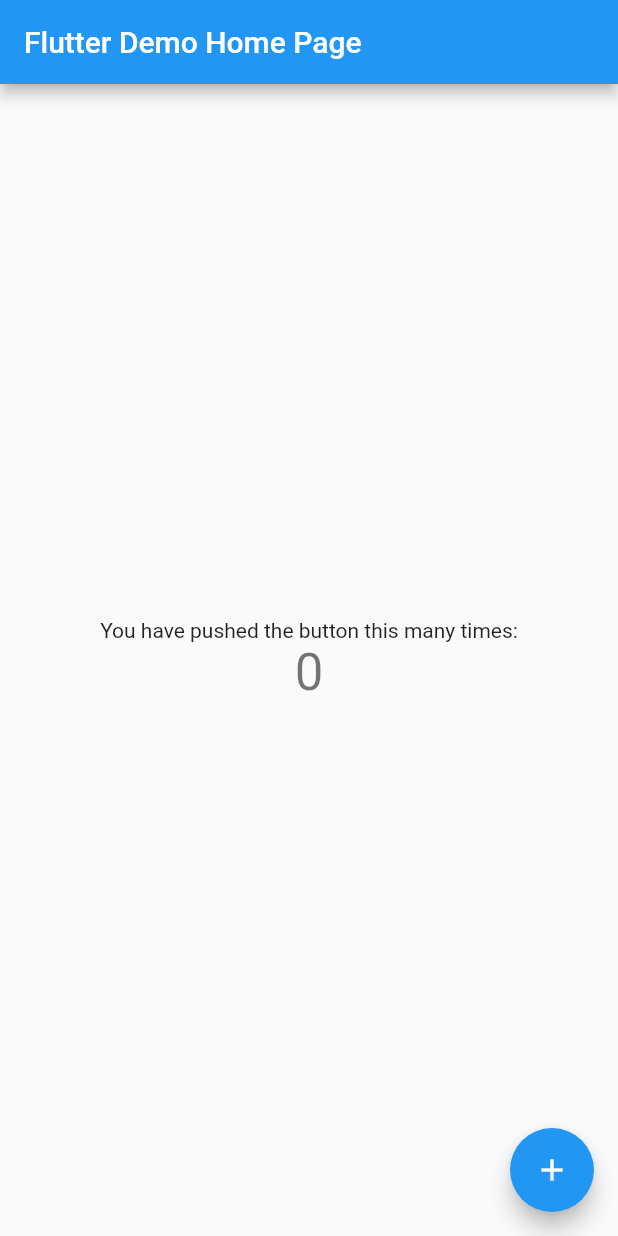
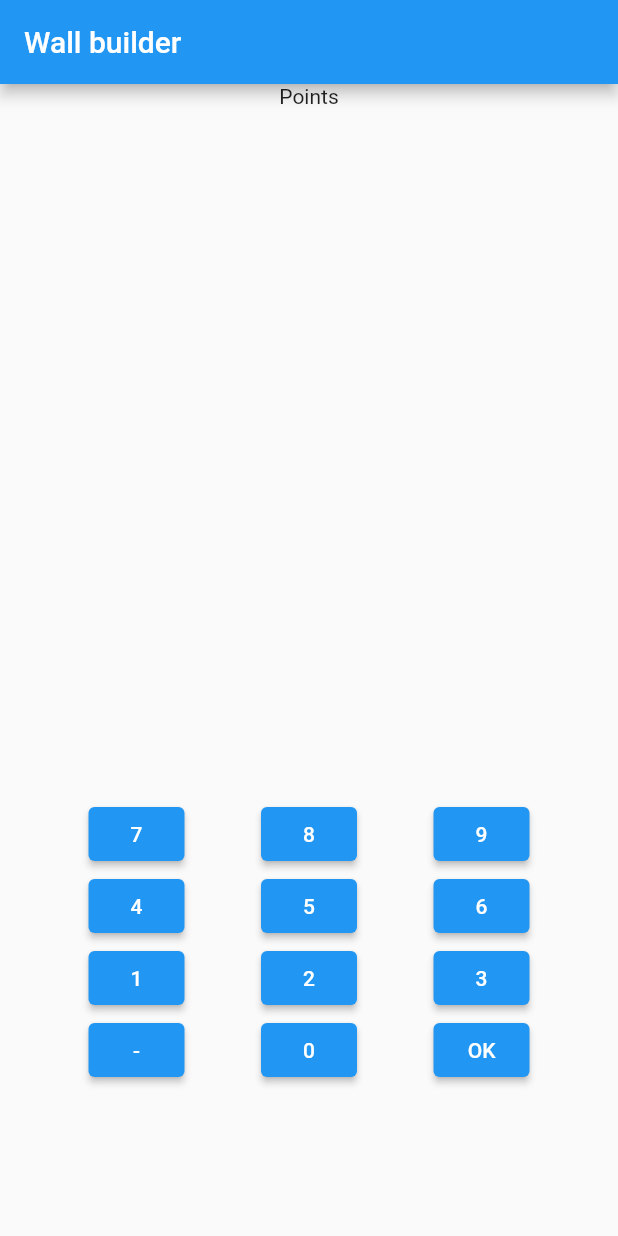
Before and after one commit to jmewes/mc_calculator, a Flutter app: the screen it shows after launch, on a phone screen of 412 x 824 dp. Run offline on Flutter 3.47's test engine with Material 2 defaults, Android fonts, the phone set to English and light mode, and no system bars.

Commit message:
Add keyboard layout

```diff
--- a/analysis_options.yaml
+++ /dev/null
@@ -1,29 +0,0 @@
-# This file configures the analyzer, which statically analyzes Dart code to
-# check for errors, warnings, and lints.
-#
-# The issues identified by the analyzer are surfaced in the UI of Dart-enabled
-# IDEs (https://dart.dev/tools#ides-and-editors). The analyzer can also be
-# invoked from the command line by running `flutter analyze`.
-
-# The following line activates a set of recommended lints for Flutter apps,
-# packages, and plugins designed to encourage good coding practices.
-include: package:flutter_lints/flutter.yaml
-
-linter:
-  # The lint rules applied to this project can be customized in the
-  # section below to disable rules from the `package:flutter_lints/flutter.yaml`
-  # included above or to enable additional rules. A list of all available lints
-  # and their documentation is published at
-  # https://dart-lang.github.io/linter/lints/index.html.
-  #
-  # Instead of disabling a lint rule for the entire project in the
-  # section below, it can also be suppressed for a single line of code
-  # or a specific dart file by using the `// ignore: name_of_lint` and
-  # `// ignore_for_file: name_of_lint` syntax on the line or in the file
-  # producing the lint.
-  rules:
-    # avoid_print: false  # Uncomment to disable the `avoid_print` rule
-    # prefer_single_quotes: true  # Uncomment to enable the `prefer_single_quotes` rule
-
-# Additional information about this file can be found at
-# https://dart.dev/guides/language/analysis-options
--- a/lib/main.dart
+++ b/lib/main.dart
@@ -1,4 +1,5 @@
 import 'package:flutter/material.dart';
+import 'package:minecraft_calculator/widgets/numeric_keyboard.dart';
 
 void main() {
   runApp(const MyApp());
@@ -7,109 +8,42 @@
 class MyApp extends StatelessWidget {
   const MyApp({Key? key}) : super(key: key);
 
-  // This widget is the root of your application.
   @override
   Widget build(BuildContext context) {
     return MaterialApp(
-      title: 'Flutter Demo',
+      title: 'MC Calculator',
       theme: ThemeData(
-        // This is the theme of your application.
-        //
-        // Try running your application with "flutter run". You'll see the
-        // application has a blue toolbar. Then, without quitting the app, try
-        // changing the primarySwatch below to Colors.green and then invoke
-        // "hot reload" (press "r" in the console where you ran "flutter run",
-        // or simply save your changes to "hot reload" in a Flutter IDE).
-        // Notice that the counter didn't reset back to zero; the application
-        // is not restarted.
         primarySwatch: Colors.blue,
       ),
-      home: const MyHomePage(title: 'Flutter Demo Home Page'),
+      home: const WallBuilderPage(),
     );
   }
 }
 
-class MyHomePage extends StatefulWidget {
-  const MyHomePage({Key? key, required this.title}) : super(key: key);
-
-  // This widget is the home page of your application. It is stateful, meaning
-  // that it has a State object (defined below) that contains fields that affect
-  // how it looks.
-
-  // This class is the configuration for the state. It holds the values (in this
-  // case the title) provided by the parent (in this case the App widget) and
-  // used by the build method of the State. Fields in a Widget subclass are
-  // always marked "final".
-
-  final String title;
+class WallBuilderPage extends StatefulWidget {
+  const WallBuilderPage({Key? key}) : super(key: key);
 
   @override
-  State<MyHomePage> createState() => _MyHomePageState();
+  State<WallBuilderPage> createState() => _WallBuilderPageState();
 }
 
-class _MyHomePageState extends State<MyHomePage> {
-  int _counter = 0;
-
-  void _incrementCounter() {
-    setState(() {
-      // This call to setState tells the Flutter framework that something has
-      // changed in this State, which causes it to rerun the build method below
-      // so that the display can reflect the updated values. If we changed
-      // _counter without calling setState(), then the build method would not be
-      // called again, and so nothing would appear to happen.
-      _counter++;
-    });
-  }
+class _WallBuilderPageState extends State<WallBuilderPage> {
 
   @override
   Widget build(BuildContext context) {
-    // This method is rerun every time setState is called, for instance as done
-    // by the _incrementCounter method above.
-    //
-    // The Flutter framework has been optimized to make rerunning build methods
-    // fast, so that you can just rebuild anything that needs updating rather
-    // than having to individually change instances of widgets.
     return Scaffold(
       appBar: AppBar(
-        // Here we take the value from the MyHomePage object that was created by
-        // the App.build method, and use it to set our appbar title.
-        title: Text(widget.title),
+        title: Text("Wall builder"),
       ),
       body: Center(
-        // Center is a layout widget. It takes a single child and positions it
-        // in the middle of the parent.
         child: Column(
-          // Column is also a layout widget. It takes a list of children and
-          // arranges them vertically. By default, it sizes itself to fit its
-          // children horizontally, and tries to be as tall as its parent.
-          //
-          // Invoke "debug painting" (press "p" in the console, choose the
-          // "Toggle Debug Paint" action from the Flutter Inspector in Android
-          // Studio, or the "Toggle Debug Paint" command in Visual Studio Code)
-          // to see the wireframe for each widget.
-          //
-          // Column has various properties to control how it sizes itself and
-          // how it positions its children. Here we use mainAxisAlignment to
-          // center the children vertically; the main axis here is the vertical
-          // axis because Columns are vertical (the cross axis would be
-          // horizontal).
-          mainAxisAlignment: MainAxisAlignment.center,
+          mainAxisAlignment: MainAxisAlignment.spaceBetween,
           children: <Widget>[
-            const Text(
-              'You have pushed the button this many times:',
-            ),
-            Text(
-              '$_counter',
-              style: Theme.of(context).textTheme.headline4,
-            ),
+            Text("Points"),
+            NumericKeyboard(),
           ],
         ),
       ),
-      floatingActionButton: FloatingActionButton(
-        onPressed: _incrementCounter,
-        tooltip: 'Increment',
-        child: const Icon(Icons.add),
-      ), // This trailing comma makes auto-formatting nicer for build methods.
     );
   }
 }
--- /dev/null
+++ b/lib/widgets/numeric_keyboard.dart
@@ -0,0 +1,88 @@
+import 'package:flutter/material.dart';
+
+class NumericKeyboard extends StatelessWidget {
+  const NumericKeyboard({Key? key}) : super(key: key);
+
+  @override
+  Widget build(BuildContext context) {
+    return Container(
+      width: double.infinity,
+      height: 300,
+      child: Padding(
+        padding: const EdgeInsets.all(8.0),
+        child: Column(
+          children: [
+            Row(
+              mainAxisAlignment: MainAxisAlignment.spaceEvenly,
+              children: [
+                ElevatedButton(
+                  child: Text("7"),
+                  onPressed: () {},
+                ),
+                ElevatedButton(
+                  child: Text("8"),
+                  onPressed: () {},
+                ),
+                ElevatedButton(
+                  child: Text("9"),
+                  onPressed: () {},
+                ),
+              ],
+            ),
+            Row(
+              mainAxisAlignment: MainAxisAlignment.spaceEvenly,
+              children: [
+                ElevatedButton(
+                  child: Text("4"),
+                  onPressed: () {},
+                ),
+                ElevatedButton(
+                  child: Text("5"),
+                  onPressed: () {},
+                ),
+                ElevatedButton(
+                  child: Text("6"),
+                  onPressed: () {},
+                ),
+              ],
+            ),
+            Row(
+              mainAxisAlignment: MainAxisAlignment.spaceEvenly,
+              children: [
+                ElevatedButton(
+                  child: Text("1"),
+                  onPressed: () {},
+                ),
+                ElevatedButton(
+                  child: Text("2"),
+                  onPressed: () {},
+                ),
+                ElevatedButton(
+                  child: Text("3"),
+                  onPressed: () {},
+                ),
+              ],
+            ),
+            Row(
+              mainAxisAlignment: MainAxisAlignment.spaceEvenly,
+              children: [
+                ElevatedButton(
+                  child: Text("-"),
+                  onPressed: () {},
+                ),
+                ElevatedButton(
+                  child: Text("0"),
+                  onPressed: () {},
+                ),
+                ElevatedButton(
+                  child: Text("OK"),
+                  onPressed: () {},
+                ),
+              ],
+            ),
+          ],
+        ),
+      ),
+    );
+  }
+}
```
